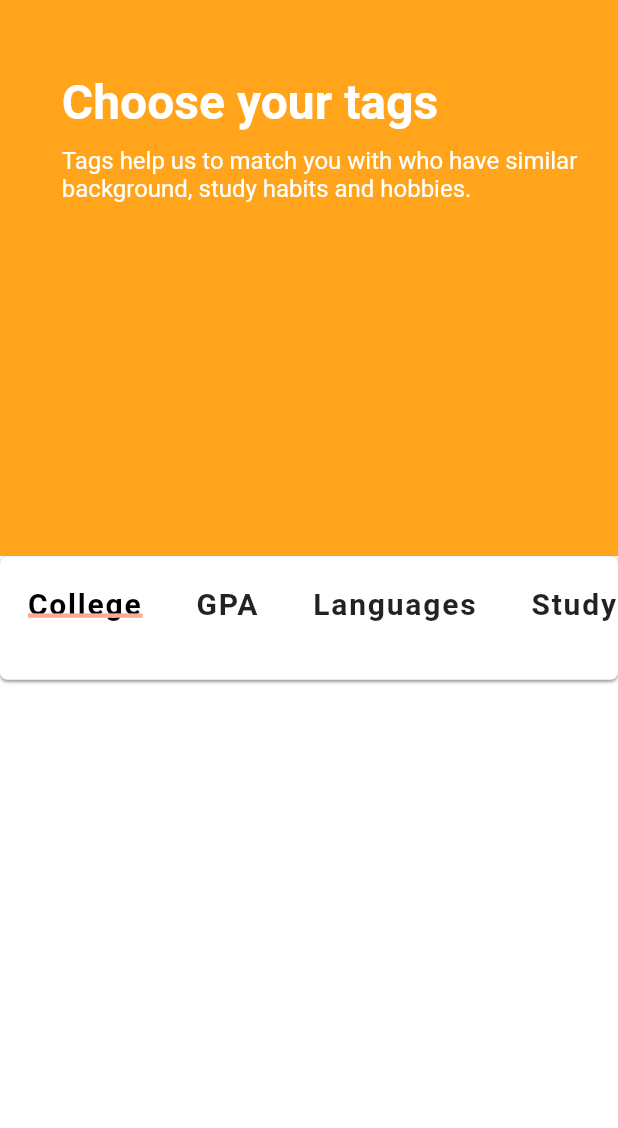
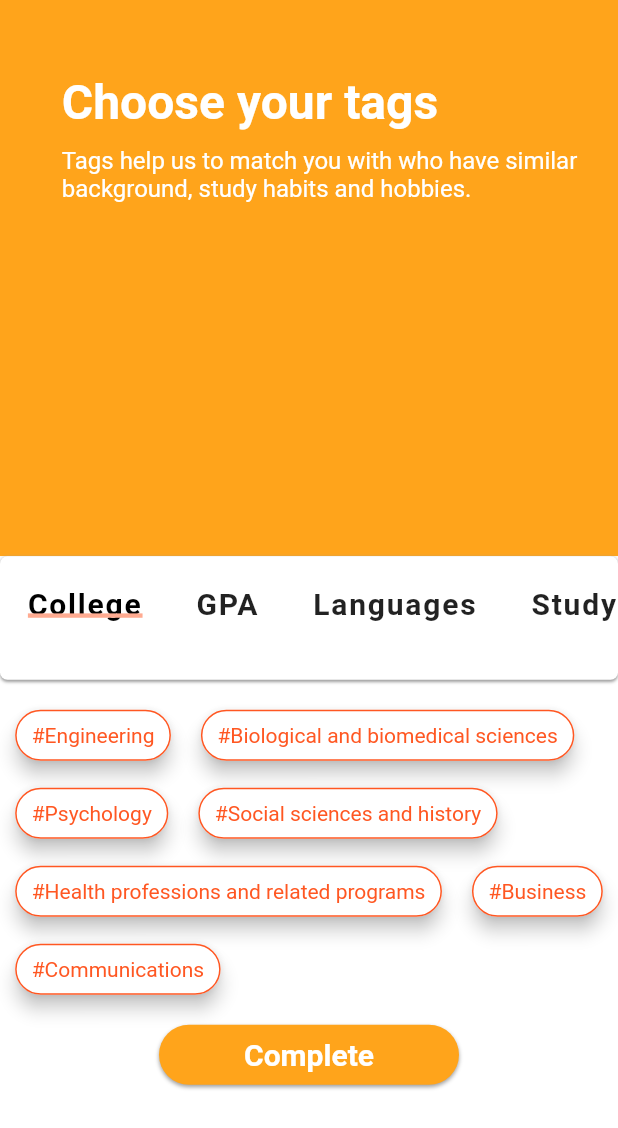
Before and after one commit to SweetSourPeter/ClassmateApp, a Flutter app: the TagSelecting screen opened directly, on a phone screen of 412 x 824 dp. Shown: the top 1128 px of the screen. Run offline on Flutter 3.47's test engine with Material 2 defaults, Android fonts, the phone set to English and light mode, and no system bars; drawn by our look-alikes of flutter_tags; our stand-ins replace cloud_firestore, curved_navigation_bar, firebase_auth, focused_menu, google_sign_in; missing offline and left inert: dart:ffi; accounts and stored records are empty.

Commit message:
tags finished

```diff
--- a/lib/models/constant.dart
+++ b/lib/models/constant.dart
@@ -23,61 +23,61 @@ const kDefaultShadow = BoxShadow(
 );
 
 List gpa = [
-  'dean\'s list',
-  'gpa4.0',
-  'gpa3.9',
-  'gpa3.8',
-  'gpa3.7',
-  'gpa3.6',
-  'gpa3.5',
-  'gpa3.4',
-  'gpa3.3',
-  'gpa3.2',
-  'gpa3.1',
-  'gpa3.0',
+  '#dean\'s list',
+  '#gpa4.0',
+  '#gpa3.9',
+  '#gpa3.8',
+  '#gpa3.7',
+  '#gpa3.6',
+  '#gpa3.5',
+  '#gpa3.4',
+  '#gpa3.3',
+  '#gpa3.2',
+  '#gpa3.1',
+  '#gpa3.0',
 ];
 
 List college = [
-  'Engineering',
-  'Biological and biomedical sciences',
-  'Psychology',
-  'Social sciences and history',
-  'Health professions and related programs',
-  'Business',
-  'Communications',
+  '#Engineering',
+  '#Biological and biomedical sciences',
+  '#Psychology',
+  '#Social sciences and history',
+  '#Health professions and related programs',
+  '#Business',
+  '#Communications',
 ];
 
 List language = [
-  'English',
-  'Mandarin Chinese',
-  'Hindi',
-  'Spanish',
-  'French',
-  'Standard Arabic',
-  'Bengali',
-  'Russian',
-  'Portuguese',
-  'Indonesian',
-  'Urdu',
-  'Standard German',
-  'Japanese',
-  'Swahili',
-  'Marathi',
-  'Telugu',
-  'Western Punjabi',
-  'Wu Chinese',
-  'Tamil',
-  'Turkish',
+  '#English',
+  '#Mandarin Chinese',
+  '#Hindi',
+  '#Spanish',
+  '#French',
+  '#Standard Arabic',
+  '#Bengali',
+  '#Russian',
+  '#Portuguese',
+  '#Indonesian',
+  '#Urdu',
+  '#Standard German',
+  '#Japanese',
+  '#Swahili',
+  '#Marathi',
+  '#Telugu',
+  '#Western Punjabi',
+  '#Wu Chinese',
+  '#Tamil',
+  '#Turkish',
 ];
 
 List strudyHabits = [
-  'early bird',
-  'night auw',
-  'pre-studying',
-  'notes taker',
-  'listren only',
-  'ipad pro',
-  'talker',
-  'listener',
-  'leader',
+  '#early bird',
+  '#night owl',
+  '#pre-studying',
+  '#notes taker',
+  '#listren only',
+  '#ipad pro',
+  '#talker',
+  '#listener',
+  '#leader',
 ];
--- a/lib/pages/explore_pages/tagSelectingStepper.dart
+++ b/lib/pages/explore_pages/tagSelectingStepper.dart
@@ -1,9 +1,5 @@
-import 'dart:developer';
-
 import 'package:app_test/models/constant.dart';
-import 'package:app_test/models/userTags.dart';
 import 'package:app_test/providers/tagProvider.dart';
-import 'package:app_test/widgets/category_selector.dart';
 import 'package:app_test/widgets/widgets.dart';
 import 'package:flutter/material.dart';
 import 'package:flutter_tags/flutter_tags.dart';
@@ -23,6 +19,7 @@ class _TagSelectingState extends State<TagSelecting> {
   double _fontSize = 14;
   //for category selector
   int selectedIndex = 0;
+
   final List<String> categories = [
     'College',
     'GPA',
@@ -32,14 +29,39 @@ class _TagSelectingState extends State<TagSelecting> {
   @override
   void initState() {
     super.initState();
+    _items = college;
     // if you store data on a local database (sqflite), then you could do something like this
+  }
+
+  void changepRroviderList(UserTagsProvider userTagProvider) {
+    switch (selectedIndex) {
+      case 0:
+        userTagProvider.changeTagCollege(_getAllItem(tagStateKeyList[0]));
+        // return college;
+        break;
+      case 1:
+        userTagProvider.changeTagGPA(_getAllItem(tagStateKeyList[1]));
+        // return gpa;
+        break;
+      case 2:
+        userTagProvider.changeTagLanguage(_getAllItem(tagStateKeyList[2]));
+        // return language;
+        break;
+      case 3:
+        userTagProvider.changeTagsStudyHabits(_getAllItem(tagStateKeyList[3]));
+        // return strudyHabits;
+        break;
+      default:
+        break;
+      // return [];
+    }
   }
 
   @override
   Widget build(BuildContext context) {
-    final userTags = Provider.of<UserTags>(context);
+    // final userTags = Provider.of<UserTags>(context);
     final userTagProvider = Provider.of<UserTagsProvider>(context);
-    print(userTags);
+
     // var allTags = (userTags != null)
     //     ? [
     //         userTags.college,
@@ -49,25 +71,9 @@ class _TagSelectingState extends State<TagSelecting> {
     //       ].expand((x) => x).toList()
     //     : [];
     Size mediaQuery = MediaQuery.of(context).size;
-    // List findTheList() {
-    //   switch (selectedIndex) {
-    //     case 0:
-    //       userTagProvider.changeTagCollege(_getAllItem(tagStateKeyList[0]));
-    //       return college;
-    //     case 1:
-    //       userTagProvider.changeTagGPA(_getAllItem(tagStateKeyList[1]));
-    //       return gpa;
-    //     case 2:
-    //       userTagProvider.changeTagLanguage(_getAllItem(tagStateKeyList[2]));
-    //       return language;
-    //     case 3:
-    //       userTagProvider
-    //           .changeTagsStudyHabits(_getAllItem(tagStateKeyList[3]));
-    //       return strudyHabits;
-    //     default:
-    //       return [];
-    //   }
-    // }
+    // final List<Function> providerFunctions = [
+    //   userTagProvider.changeTagCollege(_getAllItem(tagStateKeyList[0])),
+    // ];
 
     return Scaffold(
       body: Column(
@@ -130,10 +136,35 @@ class _TagSelectingState extends State<TagSelecting> {
                     SizedBox(
                       height: 20,
                     ),
-                    buildBottomTags(_items, tagStateKeyList[selectedIndex]),
+                    buildBottomTags(_items, tagStateKeyList[selectedIndex],
+                        userTagProvider),
                     SizedBox(
                       height: 20,
-                    )
+                    ),
+                    RaisedGradientButton(
+                      width: 200,
+                      height: 40,
+                      gradient: LinearGradient(
+                        colors: <Color>[orengeColor, orengeColor],
+                      ),
+                      onPressed: () {
+                        //TODO send data to database
+                        print('object');
+                        userTagProvider.addTagsToContact(context);
+                      },
+                      //之后需要根据friendsProvider改这部分display
+                      //TODO
+                      child: Text(
+                        'Complete',
+                        style: TextStyle(
+                            fontSize: 20,
+                            color: Colors.white,
+                            fontWeight: FontWeight.w600),
+                      ),
+                    ),
+                    SizedBox(
+                      height: 20,
+                    ),
                   ],
                 ),
               ),
@@ -250,10 +281,13 @@ class _TagSelectingState extends State<TagSelecting> {
           index: index, // required
           title: item,
           activeColor: Colors.deepOrange,
+          textColor: Colors.white,
+          color: Colors.deepOrange,
           // active: item.active,
           // customData: item.customData,
           textStyle: TextStyle(
             fontSize: _fontSize,
+            // color: Colors.white,
           ),
           combine: ItemTagsCombine.withTextBefore,
           removeButton: ItemTagsRemoveButton(
@@ -281,35 +315,21 @@ class _TagSelectingState extends State<TagSelecting> {
     );
   }
 
-  Tags buildBottomTags(
-    List tagLists,
-    GlobalKey<TagsState> tagStateKey,
-  ) {
+  Tags buildBottomTags(List tagLists, GlobalKey<TagsState> tagStateKey,
+      UserTagsProvider userTagProvider) {
     return Tags(
       alignment: WrapAlignment.start,
       key: tagStateKey,
       spacing: 20,
       runSpacing: 18,
-      // textField: TagsTextField(
-      //   textStyle: TextStyle(fontSize: _fontSize),
-      //   constraintSuggestion: true,
-      //   suggestions: [],
-      //   onSubmitted: (String str) {
-      //     // Add item to the data source.
-      //     setState(() {
-      //       // required
-      //       tagLists.add(str);
-      //     });
-      //   },
-      // ),
       itemCount: tagLists.length, // required
       itemBuilder: (int index) {
         final item = tagLists[index];
-
         return ItemTags(
           customData: false,
           // Each ItemTags must contain a Key. Keys allow Flutter to
           // uniquely identify widgets.
+          color: Colors.deepOrange,
           key: Key(index.toString()),
           index: index, // required
           title: item,
@@ -319,16 +339,18 @@ class _TagSelectingState extends State<TagSelecting> {
           ),
           border: Border.all(color: Colors.deepOrange),
           activeColor: Colors.white,
+          textActiveColor: Colors.deepOrange,
           // active: item.active,
           // customData: item.customData,
-          textStyle: TextStyle(fontSize: _fontSize, color: Colors.deepOrange),
-          textColor: Colors.deepOrange,
-          textActiveColor: Colors.deepOrange,
+          textStyle: TextStyle(fontSize: _fontSize, color: Colors.white),
+          textColor: Colors.white,
+
           combine: ItemTagsCombine.withTextBefore,
           onPressed: (item) {
             print(item.title);
             setState(() {
               if (!allTags.contains(item.title)) {
+                changepRroviderList(userTagProvider);
                 allTags.add(item.title);
               } else {
                 allTags.remove(item.title);
@@ -349,9 +371,13 @@ class _TagSelectingState extends State<TagSelecting> {
   ];
 
 // Allows you to get a list of all the ItemTags
-  _getAllItem(GlobalKey<TagsState> tagStateKey) {
+  List _getAllItem(GlobalKey<TagsState> tagStateKey) {
+    print('get all item called');
     List<Item> lst = tagStateKey.currentState?.getAllItem;
+    List<String> lst2 = [];
     if (lst != null)
-      lst.where((a) => a.active == true).forEach((a) => print(a));
+      lst.where((a) => a.active == false).forEach((a) => lst2.add(a.title));
+    print(lst2);
+    return lst2;
   }
 }
```
